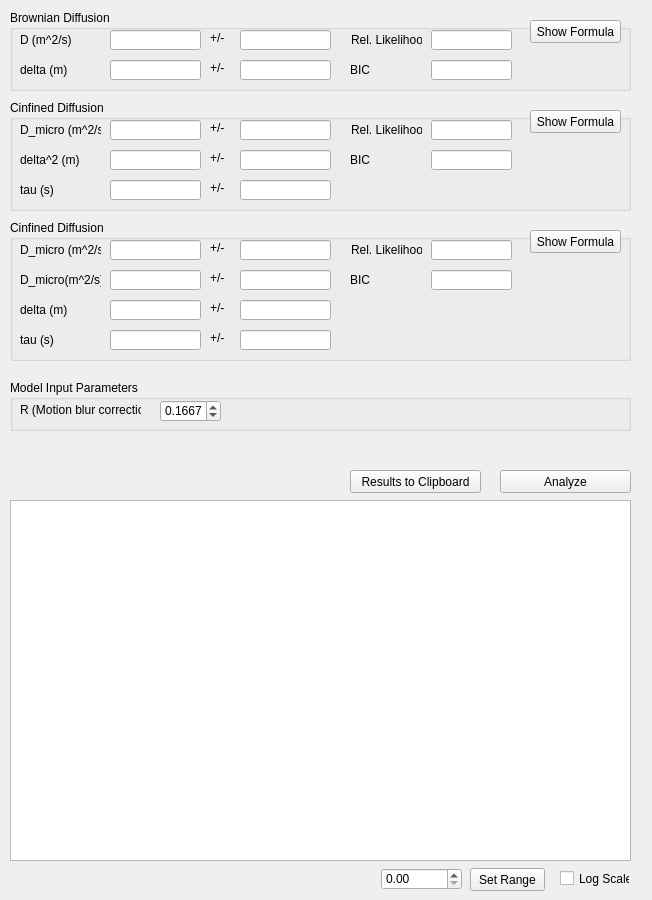
Qt form gui/tab/adc.ui (Eggeling-Lab-Microscope-Software/TRAIT2D) before a commit.
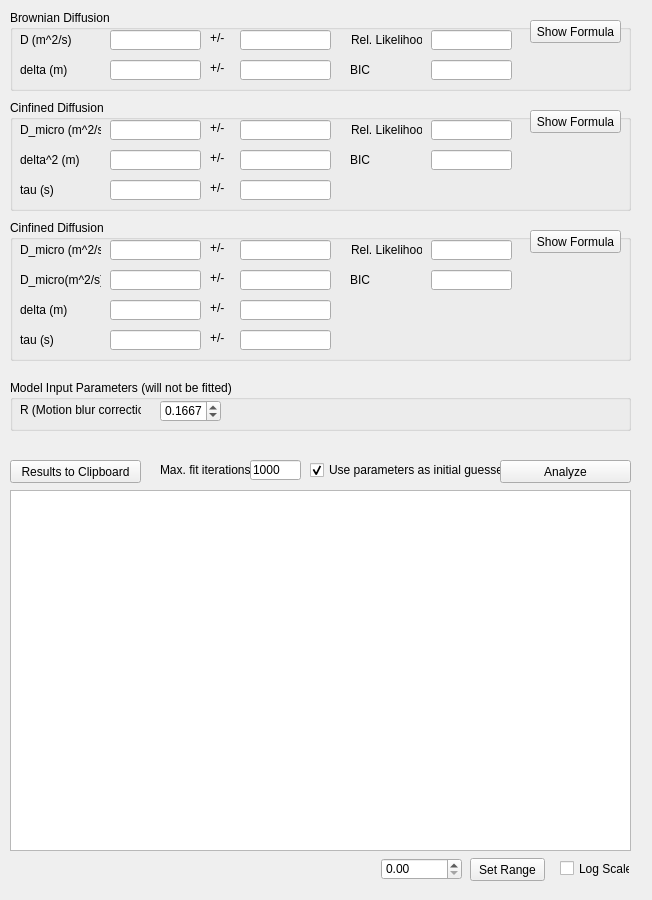
The same form after that commit. Custom widgets are drawn as their Qt base class.

Commit message: Added options for setting fit iterations and initial values

Diff of the .ui file:
```diff
--- a/gui/tab/adc.ui
+++ b/gui/tab/adc.ui
@@ -23,7 +23,7 @@
     </rect>
    </property>
    <property name="title">
-    <string>Model Input Parameters</string>
+    <string>Model Input Parameters (will not be fitted)</string>
    </property>
    <widget class="QLabel" name="labelInputParam1">
     <property name="geometry">
@@ -695,7 +695,7 @@
    <property name="geometry">
     <rect>
      <x>470</x>
-     <y>868</y>
+     <y>858</y>
      <width>75</width>
      <height>23</height>
     </rect>
@@ -708,7 +708,7 @@
    <property name="geometry">
     <rect>
      <x>381</x>
-     <y>868</y>
+     <y>858</y>
      <width>81</width>
      <height>22</height>
     </rect>
@@ -721,7 +721,7 @@
    <property name="geometry">
     <rect>
      <x>500</x>
-     <y>470</y>
+     <y>460</y>
      <width>131</width>
      <height>23</height>
     </rect>
@@ -734,7 +734,7 @@
    <property name="geometry">
     <rect>
      <x>560</x>
-     <y>870</y>
+     <y>860</y>
      <width>70</width>
      <height>17</height>
     </rect>
@@ -746,8 +746,8 @@
   <widget class="QPushButton" name="pushButtonClipboard">
    <property name="geometry">
     <rect>
-     <x>350</x>
-     <y>470</y>
+     <x>10</x>
+     <y>460</y>
      <width>131</width>
      <height>23</height>
     </rect>
@@ -760,12 +760,54 @@
    <property name="geometry">
     <rect>
      <x>10</x>
-     <y>500</y>
+     <y>490</y>
      <width>621</width>
      <height>361</height>
     </rect>
    </property>
   </widget>
+  <widget class="QCheckBox" name="checkBoxUseInitial">
+   <property name="geometry">
+    <rect>
+     <x>310</x>
+     <y>460</y>
+     <width>191</width>
+     <height>20</height>
+    </rect>
+   </property>
+   <property name="text">
+    <string>Use parameters as initial guesses</string>
+   </property>
+   <property name="checked">
+    <bool>true</bool>
+   </property>
+  </widget>
+  <widget class="QLineEdit" name="lineEditMaxIt">
+   <property name="geometry">
+    <rect>
+     <x>250</x>
+     <y>460</y>
+     <width>51</width>
+     <height>20</height>
+    </rect>
+   </property>
+   <property name="text">
+    <string>1000</string>
+   </property>
+  </widget>
+  <widget class="QLabel" name="labelMaxIt">
+   <property name="geometry">
+    <rect>
+     <x>160</x>
+     <y>460</y>
+     <width>91</width>
+     <height>20</height>
+    </rect>
+   </property>
+   <property name="text">
+    <string>Max. fit iterations</string>
+   </property>
+  </widget>
  </widget>
  <customwidgets>
   <customwidget>
```
The commit also changes 6 other files.
